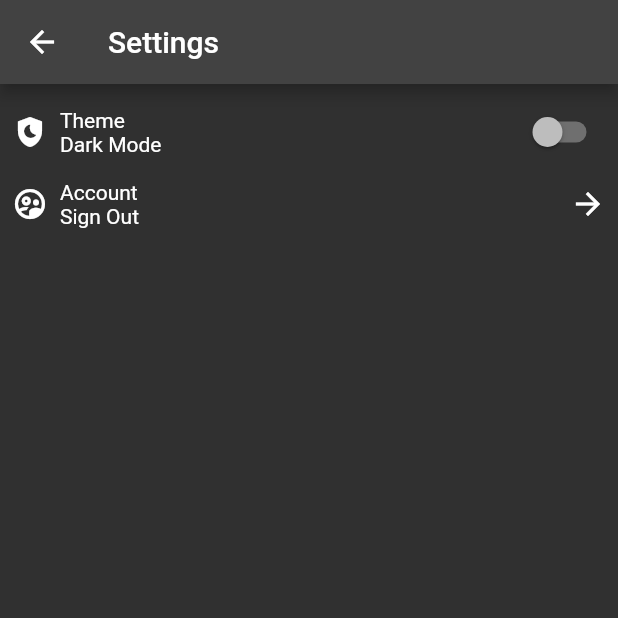
After one commit to avidraghav/TMDB-Flutter, a Flutter app: the MoviesScreen screen opened directly, after a tap on the "settings" icon, on a phone screen of 412 x 824 dp, the top half of it. The commit adds this screen. Run offline on Flutter 3.47's test engine with Material 2 defaults, Android fonts, the phone set to English and light mode, and no system bars; our stand-ins replace dio, flutter_bloc, sqflite, sqflite_common; accounts and stored records are empty; network calls fail.

Commit message:
add bloc for state management and implement dark mode

```diff
--- a/lib/presentation/movies_screen/movies_screen.dart
+++ b/lib/presentation/movies_screen/movies_screen.dart
@@ -1,12 +1,16 @@
 import 'package:connectivity_plus/connectivity_plus.dart';
 import 'package:dio/dio.dart';
 import 'package:flutter/material.dart';
+import 'package:flutter_bloc/flutter_bloc.dart';
 import 'package:sqflite/sqflite.dart';
 import 'package:tmdb_flutter/data/database_helper.dart';
 import 'package:tmdb_flutter/domain/model/movie.dart';
 import 'package:tmdb_flutter/domain/model/popular_movie_response.dart';
 import 'package:tmdb_flutter/domain/repository/movies_screen_repo.dart';
+import 'package:tmdb_flutter/presentation/details_screen/DetailsScreenCubit.dart';
 import 'package:tmdb_flutter/presentation/details_screen/details_screen.dart';
+import 'package:tmdb_flutter/presentation/settings_screen/SettingsScreenCubit.dart';
+import 'package:tmdb_flutter/presentation/settings_screen/settings_screen.dart';
 
 class MoviesScreen extends StatefulWidget {
   const MoviesScreen({super.key});
@@ -130,7 +134,26 @@ class _MoviesScreenState extends State<MoviesScreen> {
   @override
   Widget build(BuildContext context) {
     return Scaffold(
-      appBar: AppBar(title: const Center(child: Text("Trending Movies"))),
+      appBar: AppBar(
+        title: const Center(child: Text("Trending Movies")),
+        actions: [
+          IconButton(
+            icon: const Icon(
+              Icons.settings,
+            ),
+            onPressed: () {
+              Navigator.push(
+                  context,
+                  MaterialPageRoute(
+                    builder: (_) => BlocProvider(
+                        create: (_) =>
+                            SettingsScreenCubit(const SettingsScreenState()),
+                        child: const SettingsScreen()),
+                  ));
+            },
+          )
+        ],
+      ),
       body: isLoading
           ? const Center(child: CircularProgressIndicator())
           : errorMessage.isNotEmpty
@@ -168,9 +191,13 @@ class MovieItem extends StatelessWidget {
     return GestureDetector(
       onTap: () {
         Navigator.push(
-          context,
-          MaterialPageRoute(builder: (context) => DetailsScreen(movie: movie)),
-        );
+            context,
+            MaterialPageRoute(
+              builder: (context) => BlocProvider(
+                  create: (_) =>
+                      DetailsScreenCubit(DetailsScreenState(movie: movie)),
+                  child: DetailsScreen(movie: movie)),
+            ));
       },
       child: Card(
         child: Center(child: Text(movie.title.toString())),
--- /dev/null
+++ b/lib/presentation/settings_screen/SettingsScreenCubit.dart
@@ -0,0 +1,56 @@
+import 'package:flutter_bloc/flutter_bloc.dart';
+
+SettingsScreenCubit changeThemeCubit =
+    SettingsScreenCubit(const SettingsScreenState(isDarkMode: true));
+
+class SettingsScreenCubit extends Cubit<SettingsScreenState> {
+  SettingsScreenCubit(SettingsScreenState initialState) : super(initialState);
+
+  void toggleTheme() {
+    emit(state.copyWith(isDarkMode: !state.isDarkMode));
+    print("toggled");
+  }
+}
+
+class SettingsScreenState {
+  final bool isDarkMode;
+
+  const SettingsScreenState({
+    this.isDarkMode = false,
+  });
+
+  @override
+  bool operator ==(Object other) =>
+      identical(this, other) ||
+      (other is SettingsScreenState &&
+          runtimeType == other.runtimeType &&
+          isDarkMode == other.isDarkMode);
+
+  @override
+  int get hashCode => isDarkMode.hashCode;
+
+  @override
+  String toString() {
+    return 'SettingsScreenState{' + ' isDarkMode: $isDarkMode,' + '}';
+  }
+
+  SettingsScreenState copyWith({
+    bool? isDarkMode,
+  }) {
+    return SettingsScreenState(
+      isDarkMode: isDarkMode ?? this.isDarkMode,
+    );
+  }
+
+  Map<String, dynamic> toMap() {
+    return {
+      'isDarkMode': this.isDarkMode,
+    };
+  }
+
+  factory SettingsScreenState.fromMap(Map<String, dynamic> map) {
+    return SettingsScreenState(
+      isDarkMode: map['isDarkMode'] as bool,
+    );
+  }
+}
--- /dev/null
+++ b/lib/presentation/settings_screen/settings_screen.dart
@@ -0,0 +1,83 @@
+import 'package:flutter/material.dart';
+import 'package:flutter_bloc/flutter_bloc.dart';
+import 'package:tmdb_flutter/presentation/settings_screen/SettingsScreenCubit.dart';
+
+class SettingsScreen extends StatefulWidget {
+  const SettingsScreen({super.key});
+
+  @override
+  State<SettingsScreen> createState() => _SettingsScreenState();
+}
+
+class _SettingsScreenState extends State<SettingsScreen> {
+  @override
+  Widget build(BuildContext context) {
+    return Scaffold(
+      appBar: AppBar(
+        leading: GestureDetector(
+          child: const Icon(Icons.arrow_back),
+          onTap: () {
+            Navigator.pop(context);
+          },
+        ),
+        title: const Text("Settings"),
+      ),
+      body: Padding(
+          padding: const EdgeInsets.all(8.0),
+          child: BlocBuilder<SettingsScreenCubit, SettingsScreenState>(
+              builder: (context, state) {
+            return Column(
+              children: [
+                ColumnItem(
+                    leadIcon: Icons.shield_moon,
+                    text1: "Theme",
+                    text2: "Dark Mode",
+                    trailing: Switch(
+                      onChanged: (bool value) {
+                        context.read<SettingsScreenCubit>().toggleTheme();
+                      },
+                      value: state.isDarkMode,
+                    )),
+                const ColumnItem(
+                    leadIcon: Icons.supervised_user_circle_outlined,
+                    text1: "Account",
+                    text2: "Sign Out",
+                    trailing: Icon(Icons.arrow_forward))
+              ],
+            );
+          })),
+    );
+  }
+}
+
+class ColumnItem extends StatelessWidget {
+  final IconData leadIcon;
+  final String text1;
+  final String text2;
+  final Widget trailing;
+
+  const ColumnItem(
+      {super.key,
+      required this.leadIcon,
+      required this.text1,
+      required this.text2,
+      required this.trailing});
+
+  @override
+  Widget build(BuildContext context) {
+    return Row(
+      children: [
+        Icon(leadIcon),
+        Container(
+          margin: const EdgeInsets.only(
+              left: 8.0, top: 8.0, bottom: 8.0, right: 12.0),
+          child: Column(
+              crossAxisAlignment: CrossAxisAlignment.start,
+              children: [Text(text1), Text(text2)]),
+        ),
+        const Spacer(),
+        trailing
+      ],
+    );
+  }
+}
--- a/pubspec.yaml
+++ b/pubspec.yaml
@@ -39,6 +39,7 @@ dependencies:
   sqflite: ^2.3.0
   connectivity_plus: ^4.0.2
   path_provider: ^2.1.1
+  flutter_bloc: ^8.1.1
 
 dev_dependencies:
   flutter_test:
```
Also changed, not shown: lib/TmdbObserver.dart (added, +10 -0 lines), lib/main.dart (+25 -11 lines), lib/presentation/details_screen/DetailsScreenCubit.dart (added, +61 -0 lines), lib/presentation/details_screen/details_screen.dart (+13 -5 lines), lib/presentation/favourites_screen/favourites_screen.dart (+23 -0 lines), pubspec.lock.
